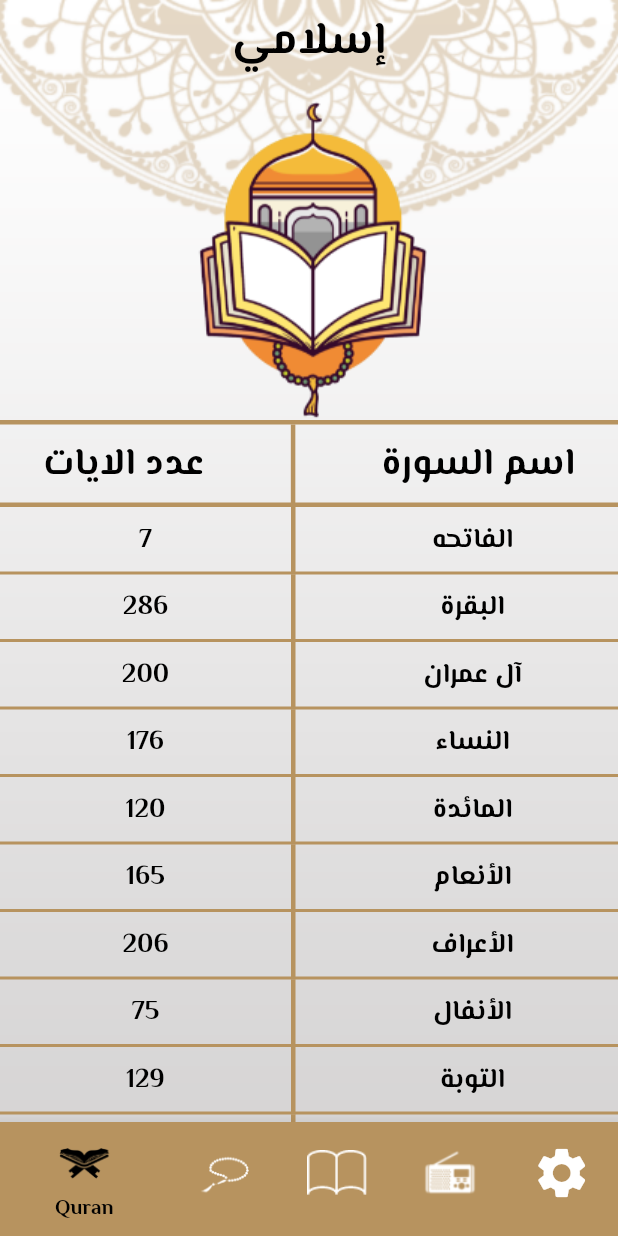
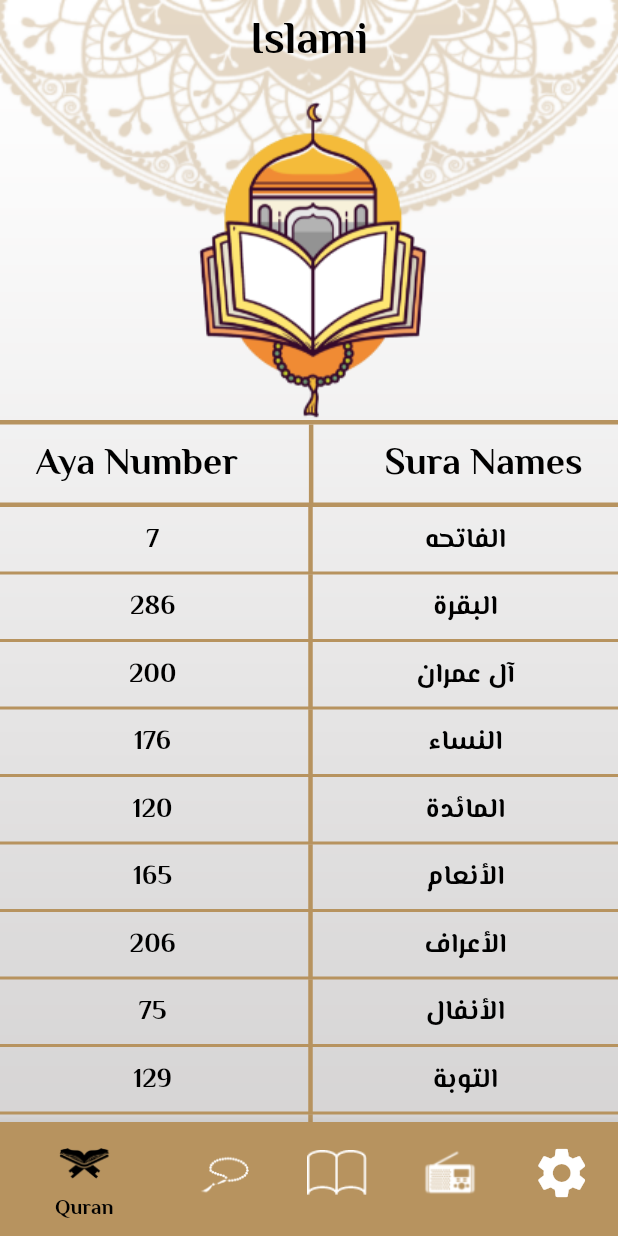
Before and after one commit to helmysherif/islami_app, a Flutter app: the screen it shows after launch, on a phone screen of 412 x 824 dp. Run offline on Flutter 3.47's test engine with Material 2 defaults, Android fonts, the phone set to English and light mode, and no system bars; our stand-ins replace google_fonts; generated files the repository leaves out were written again.

Commit message:
create providers and make the app in english and arabic modes

```diff
--- /dev/null
+++ b/l10n.yaml
@@ -0,0 +1,3 @@
+arb-dir: lib/l10n
+template-arb-file: app_en.arb
+output-localization-file: app_localizations.dart
--- /dev/null
+++ b/lib/l10n/app_en.arb
@@ -0,0 +1,10 @@
+{
+  "appTitle": "Islami",
+  "quran": "Quran",
+  "hadith": "Ahadeth",
+  "radio": "Radio",
+  "sebha": "sebha",
+  "suraNames": "Sura Names",
+  "settings": "Settings",
+  "ayaNumbers": "Aya Number"
+}
--- a/lib/main.dart
+++ b/lib/main.dart
@@ -1,12 +1,19 @@
 import 'package:flutter/material.dart';
+import 'package:flutter_gen/gen_l10n/app_localizations.dart';
+import 'package:flutter_localizations/flutter_localizations.dart';
 import 'package:islamic_app/my_themes.dart';
+import 'package:islamic_app/providers/my_provider.dart';
 import 'package:islamic_app/screens/hadeth_details.dart';
 import 'package:islamic_app/screens/home_screen.dart';
 import 'package:islamic_app/screens/splash_screen.dart';
 import 'package:islamic_app/screens/sura_details.dart';
+import 'package:provider/provider.dart';
 
 void main() {
-  runApp(const MyApp());
+  runApp(MultiProvider(providers: [
+    ChangeNotifierProvider(create: (context) => MyProvider()),
+    // ChangeNotifierProvider(create:(context) => SuraDetailsProvider())
+  ], child: const MyApp()));
 }
 
 class MyApp extends StatelessWidget {
@@ -15,12 +22,24 @@ class MyApp extends StatelessWidget {
   // This widget is the root of your application.
   @override
   Widget build(BuildContext context) {
+    var provider = Provider.of<MyProvider>(context);
     return MaterialApp(
       debugShowCheckedModeBanner: false,
       initialRoute: SplashScreen.routeName,
       theme: MyThemeData.lightTheme,
       darkTheme: MyThemeData.darkTheme,
-      themeMode: ThemeMode.light,
+      themeMode: provider.themeMode,
+      localizationsDelegates: const [
+        AppLocalizations.delegate,
+        GlobalMaterialLocalizations.delegate,
+        GlobalWidgetsLocalizations.delegate,
+        GlobalCupertinoLocalizations.delegate,
+      ],
+      supportedLocales: const [
+        Locale('en'), // English
+        Locale('ar'), // Arabic
+      ],
+      locale: Locale(provider.language),
       routes: {
         HomeScreen.routeName: (_) => const HomeScreen(),
         SplashScreen.routeName: (_) => const SplashScreen(),
--- /dev/null
+++ b/lib/providers/my_provider.dart
@@ -0,0 +1,16 @@
+import 'package:flutter/material.dart';
+
+class MyProvider extends ChangeNotifier {
+  ThemeMode themeMode = ThemeMode.light;
+  String language = "en";
+
+  void changeLanguage(String lang) {
+    language = lang;
+    notifyListeners();
+  }
+
+  void changeTheme(ThemeMode mode) {
+    themeMode = mode;
+    notifyListeners();
+  }
+}
--- a/lib/screens/home_screen.dart
+++ b/lib/screens/home_screen.dart
@@ -1,10 +1,10 @@
 import 'package:flutter/material.dart';
+import 'package:flutter_gen/gen_l10n/app_localizations.dart';
 import 'package:islamic_app/screens/ahadeth.dart';
 import 'package:islamic_app/screens/quran.dart';
 import 'package:islamic_app/screens/radio.dart';
 import 'package:islamic_app/screens/sebha.dart';
 import 'package:islamic_app/screens/setting_screen.dart';
-
 class HomeScreen extends StatefulWidget {
   static const String routeName = "home";
 
@@ -36,7 +36,8 @@ class _HomeScreenState extends State<HomeScreen> {
               fit: BoxFit.fill)),
       Scaffold(
           appBar: AppBar(
-            title: Text("إسلامي", style: Theme.of(context).textTheme.bodyLarge),
+            title: Text(AppLocalizations.of(context)!.appTitle,
+                style: Theme.of(context).textTheme.bodyLarge),
           ),
           bottomNavigationBar: BottomNavigationBar(
             currentIndex: index,
@@ -48,26 +49,26 @@ class _HomeScreenState extends State<HomeScreen> {
               BottomNavigationBarItem(
                   icon: const ImageIcon(AssetImage("assets/images/quran.png"),
                       size: 40),
-                  label: "Quran",
+                  label: AppLocalizations.of(context)!.quran,
                   backgroundColor: Theme.of(context).primaryColor),
               BottomNavigationBarItem(
                   icon: const ImageIcon(AssetImage("assets/images/sebha.png"),
                       size: 40),
-                  label: "Sebha",
+                  label: AppLocalizations.of(context)!.sebha,
                   backgroundColor: Theme.of(context).primaryColor),
               BottomNavigationBarItem(
                   icon: const ImageIcon(AssetImage("assets/images/ahadeth.png"),
                       size: 40),
-                  label: "Ahadeth",
+                  label: AppLocalizations.of(context)!.hadith,
                   backgroundColor: Theme.of(context).primaryColor),
               BottomNavigationBarItem(
                   icon: const ImageIcon(AssetImage("assets/images/radio.png"),
                       size: 40),
-                  label: "Radio",
+                  label: AppLocalizations.of(context)!.radio,
                   backgroundColor: Theme.of(context).primaryColor),
               BottomNavigationBarItem(
                   icon: Icon(Icons.settings, size: 40),
-                  label: "Settings",
+                  label: AppLocalizations.of(context)!.settings,
                   backgroundColor: Theme.of(context).primaryColor),
             ],
           ),
--- a/lib/screens/quran.dart
+++ b/lib/screens/quran.dart
@@ -1,6 +1,9 @@
 import 'package:flutter/material.dart';
+import 'package:flutter_gen/gen_l10n/app_localizations.dart';
+import 'package:islamic_app/providers/my_provider.dart';
 import 'package:islamic_app/screens/sura_details.dart';
 import 'package:islamic_app/widgets/sura_details_arg.dart';
+import 'package:provider/provider.dart';
 
 class QuranTab extends StatelessWidget {
   QuranTab({Key? key}) : super(key: key);
@@ -239,6 +242,7 @@ class QuranTab extends StatelessWidget {
 
   @override
   Widget build(BuildContext context) {
+    var provider = Provider.of<MyProvider>(context);
     return Column(
       crossAxisAlignment: CrossAxisAlignment.center,
       children: [
@@ -253,7 +257,8 @@ class QuranTab extends StatelessWidget {
         Row(
           mainAxisAlignment: MainAxisAlignment.spaceAround,
           children: [
-            Text("عدد الايات", style: Theme.of(context).textTheme.bodyMedium),
+            Text(AppLocalizations.of(context)!.ayaNumbers,
+                style: Theme.of(context).textTheme.bodyMedium),
             Container(
               width: 3,
               color:
@@ -262,7 +267,8 @@ class QuranTab extends StatelessWidget {
                       : const Color(0xffFACC1D),
               height: 55,
             ),
-            Text("اسم السورة", style: Theme.of(context).textTheme.bodyMedium)
+            Text(AppLocalizations.of(context)!.suraNames,
+                style: Theme.of(context).textTheme.bodyMedium)
           ],
         ),
         Divider(
@@ -305,7 +311,9 @@ class QuranTab extends StatelessWidget {
                                 ),
                               ),
                               Container(
-                            margin: const EdgeInsets.only(right: 21),
+                            margin: provider.language == 'en'
+                                ? const EdgeInsets.only(left: 2)
+                                : const EdgeInsets.only(left: 21),
                             width: 3,
                             color: Theme.of(context).colorScheme.brightness ==
                                     Brightness.light
--- a/pubspec.yaml
+++ b/pubspec.yaml
@@ -30,12 +30,16 @@ environment:
 dependencies:
   flutter:
     sdk: flutter
+  flutter_localizations:
+    sdk: flutter
+  intl: any
 
 
   # The following adds the Cupertino Icons font to your application.
   # Use with the CupertinoIcons class for iOS style icons.
   cupertino_icons: ^1.0.2
   google_fonts: ^4.0.4
+  provider: ^6.0.5
 
 dev_dependencies:
   flutter_test:
@@ -53,7 +57,7 @@ dev_dependencies:
 
 # The following section is specific to Flutter packages.
 flutter:
-
+  generate: true # Add this line
   # The following line ensures that the Material Icons font is
   # included with your application, so that you can use the icons in
   # the material Icons class.
```
Also changed, not shown: lib/l10n/app_ar.arb (added, +10 -0 lines), lib/providers/ahadith_provider.dart (added, +24 -0 lines), lib/providers/sura_details_provider.dart (added, +13 -0 lines), lib/screens/ahadeth.dart (+34 -38 lines), lib/screens/setting_screen.dart (+78 -8 lines), lib/screens/sura_details.dart (+14 -23 lines), lib/widgets/showLanguage_buttonSheet.dart (added, +59 -0 lines), lib/widgets/showTheme_bottomSheet.dart (added, +59 -0 lines), pubspec.lock. Lines whose indentation alone changed are shown as unchanged.
